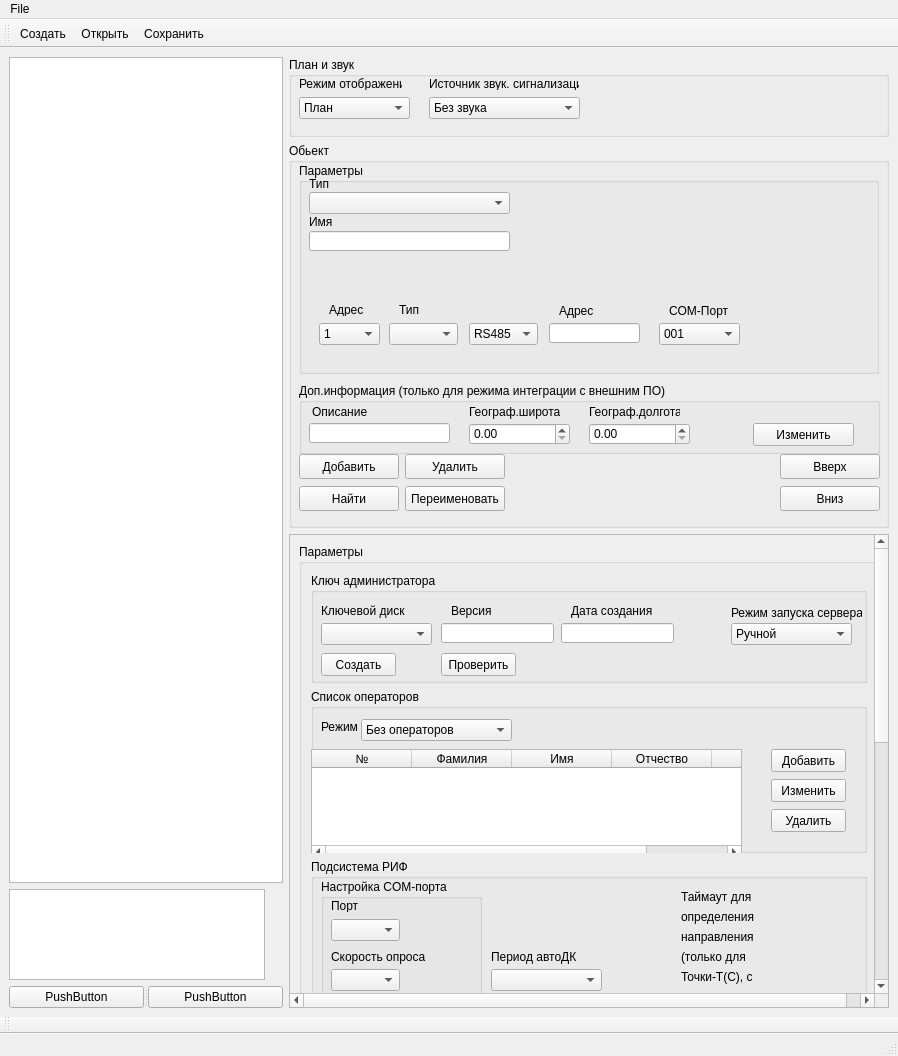
The window that m_cfg/MainWindowCFG.ui (xXRadioHeadXx/start7) describes before a commit, drawn with Qt 5.
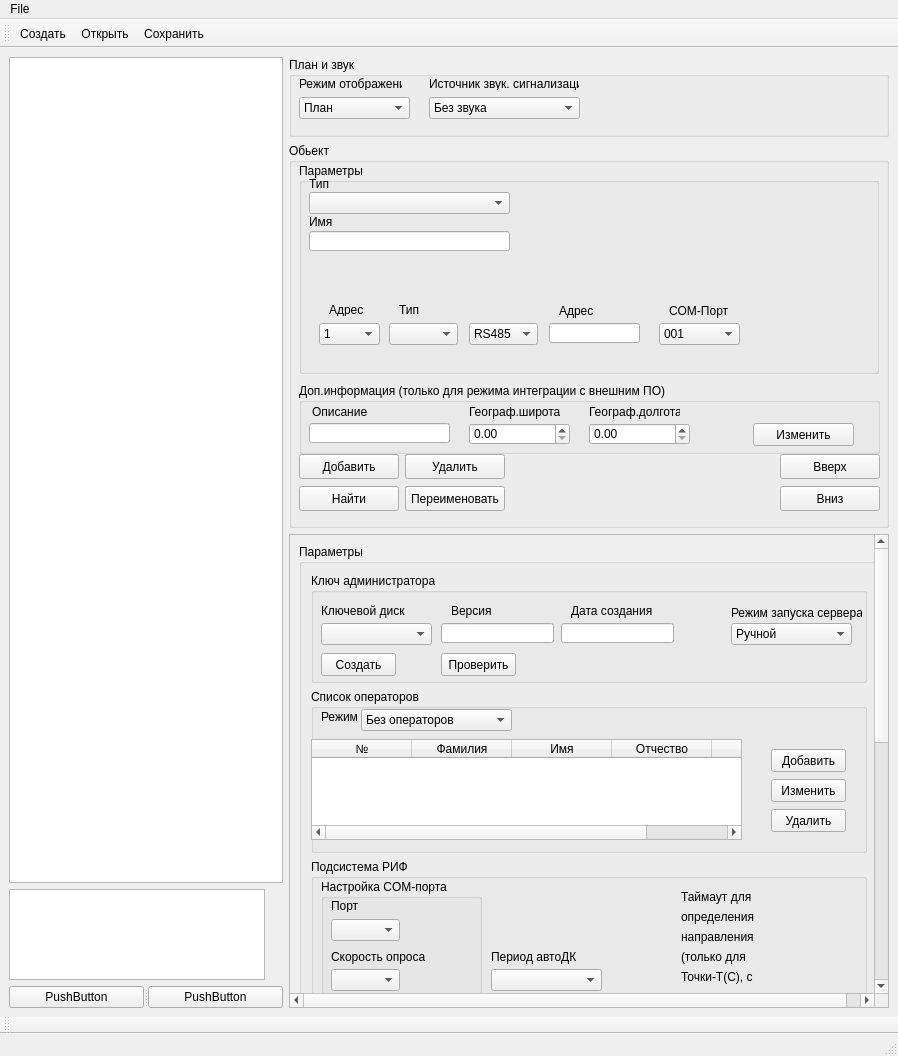
The same window after the commit. Icons and pictures are not drawn.

```diff
--- a/m_cfg/MainWindowCFG.ui
+++ b/m_cfg/MainWindowCFG.ui
@@ -2478,7 +2478,7 @@
            <property name="geometry">
             <rect>
              <x>0</x>
-             <y>-32</y>
+             <y>-146</y>
              <width>598</width>
              <height>1018</height>
             </rect>
@@ -2658,9 +2658,9 @@
                   <property name="geometry">
                    <rect>
                     <x>0</x>
-                    <y>60</y>
+                    <y>50</y>
                     <width>431</width>
-                    <height>111</height>
+                    <height>101</height>
                    </rect>
                   </property>
                   <property name="maximumSize">
@@ -2699,7 +2699,7 @@
                   <property name="geometry">
                    <rect>
                     <x>50</x>
-                    <y>30</y>
+                    <y>20</y>
                     <width>151</width>
                     <height>22</height>
                    </rect>
@@ -2719,7 +2719,7 @@
                   <property name="geometry">
                    <rect>
                     <x>10</x>
-                    <y>30</y>
+                    <y>20</y>
                     <width>101</width>
                     <height>16</height>
                    </rect>
```
